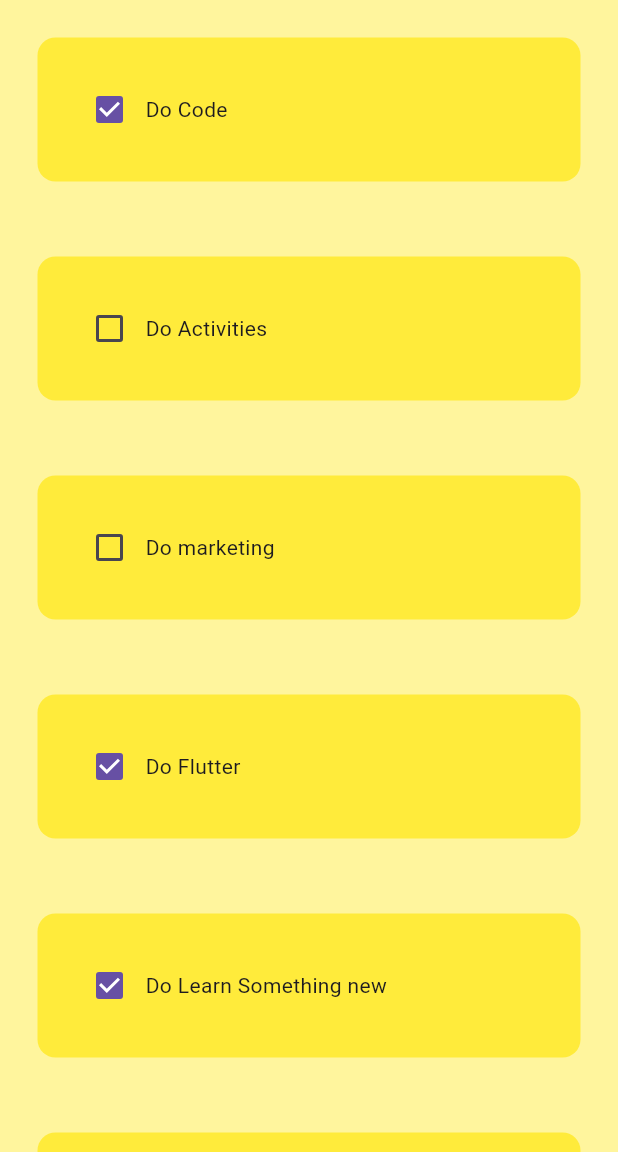
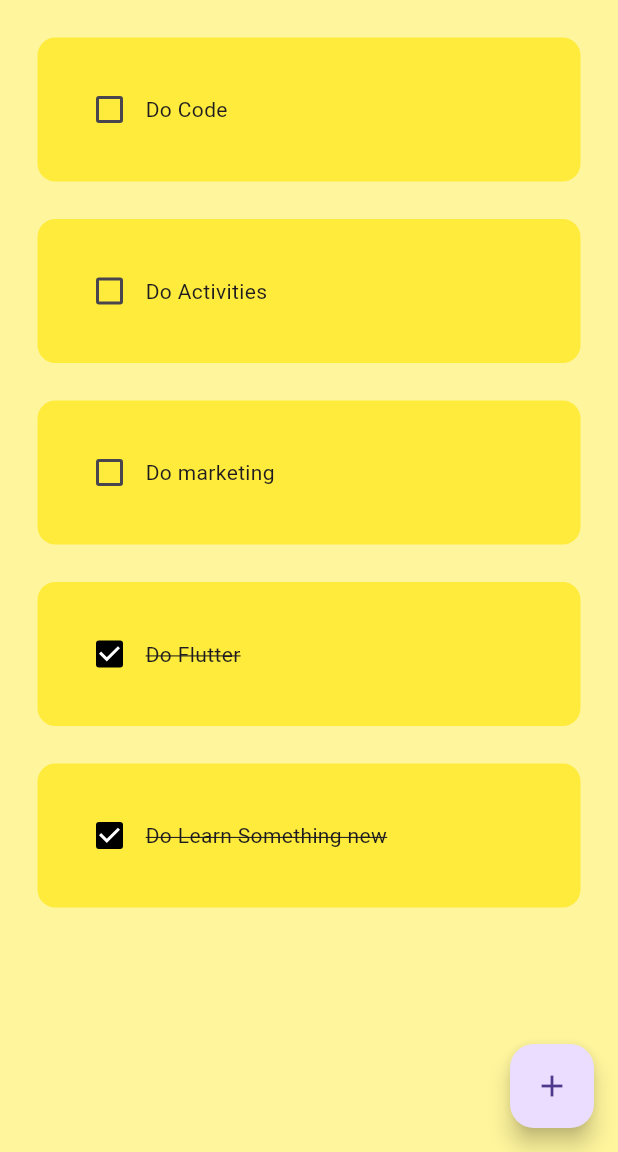
Before and after one commit to SatyamIT86/To-Do-App, a Flutter app: the screen it shows after launch, on a phone screen of 412 x 824 dp, the part 84-1236 px from its top. Run offline on Flutter 3.47's test engine with Material 3 defaults, Android fonts, the phone set to English and light mode, and no system bars.

Commit message:
Adding create new task

```diff
--- a/lib/Pages/homepage.dart
+++ b/lib/Pages/homepage.dart
@@ -1,4 +1,5 @@
 import 'package:flutter/material.dart';
+import 'package:todo_app/utils/diaglog_box.dart';
 import 'package:todo_app/utils/todo_tile.dart';
 
 class Homepage extends StatefulWidget {
@@ -9,6 +10,32 @@ class Homepage extends StatefulWidget {
 }
 
 class _HomepageState extends State<Homepage> {
+  List toDoList = [
+    ["Do Code", false],
+    ["Do Activities", false],
+    ["Do marketing", false],
+    ["Do Flutter", true],
+    ["Do Learn Something new", true],
+  ];
+  void chechboxchanged(bool? value, int index) {
+    setState(() {
+      toDoList[index][1] = !toDoList[index][1]; // Update the completion status
+      // This function will be used to update the state of the todo list
+      // when a checkbox is changed.
+    });
+  }
+
+  void createdNewTask() {
+    showDialog(
+      context: context,
+      builder: (context) {
+        return DialogBox();
+        // This function will be used to create a new task dialog box.
+        // It will show a dialog box where the user can enter a new task.
+      },
+    );
+  }
+
   @override
   Widget build(BuildContext context) {
     return Scaffold(
@@ -18,81 +45,21 @@ class _HomepageState extends State<Homepage> {
         title: Text("Todo App"),
         elevation: 0,
       ),
-      body: ListView(
-        children: [
-          TodoTile(
-            taskName: "Do Code",
-            taskCompleted: true,
+      floatingActionButton: FloatingActionButton(
+        onPressed: createdNewTask,
+        child: Icon(Icons.add),
+      ),
+      body: ListView.builder(
+        itemCount: toDoList.length,
+        itemBuilder: (context, index) {
+          return TodoTile(
+            taskName: toDoList[index][0],
+            taskCompleted: toDoList[index][1],
             onChanged: (value) {
-              setState(() {
-                // Handle checkbox state change
-              });
+              chechboxchanged(value, index);
             },
-          ),
-          TodoTile(
-            taskName: "Do Activities",
-            taskCompleted: false,
-            onChanged: (value) {
-              setState(() {
-                // Handle checkbox state change
-              });
-            },
-          ),
-          TodoTile(
-            taskName: "Do marketing",
-            taskCompleted: false,
-            onChanged: (value) {
-              setState(() {
-                // Handle checkbox state change
-              });
-            },
-          ),
-          TodoTile(
-            taskName: "Do Flutter",
-            taskCompleted: true,
-            onChanged: (value) {
-              setState(() {
-                // Handle checkbox state change
-              });
-            },
-          ),
-          TodoTile(
-            taskName: "Do Learn Something new",
-            taskCompleted: true,
-            onChanged: (value) {
-              setState(() {
-                // Handle checkbox state change
-              });
-            },
-          ),
-          TodoTile(
-            taskName: "Do Learn Something new",
-            taskCompleted: false,
-            onChanged: (value) {
-              setState(() {
-                // Handle checkbox state change
-              });
-            },
-          ),
-          TodoTile(
-            taskName: "Do Learn Something new",
-            taskCompleted: true,
-            onChanged: (value) {
-              setState(() {
-                // Handle checkbox state change
-              });
-            },
-          ),
-          TodoTile(
-            taskName: "Do Learn Something new",
-            taskCompleted: true,
-            onChanged: (value) {
-              setState(() {
-                // Handle checkbox state change
-              });
-            },
-          ),
-        ],
+          );
+        },
       ),
     );
   }
--- a/lib/utils/todo_tile.dart
+++ b/lib/utils/todo_tile.dart
@@ -14,13 +14,24 @@ class TodoTile extends StatelessWidget {
   @override
   Widget build(BuildContext context) {
     return Padding(
-      padding: const EdgeInsets.all(25.0),
+      padding: const EdgeInsets.only(left: 25.0, right: 25, top: 25),
       child: Container(
         padding: const EdgeInsets.all(24.0),
         child: Row(
           children: [
-            Checkbox(value: taskCompleted, onChanged: onChanged),
-            Text(taskName),
+            Checkbox(
+              value: taskCompleted,
+              onChanged: onChanged,
+              activeColor: Colors.black,
+            ),
+            Text(
+              taskName,
+              style: TextStyle(
+                decoration: taskCompleted
+                    ? TextDecoration.lineThrough
+                    : TextDecoration.none,
+              ),
+            ),
           ],
         ),
         decoration: BoxDecoration(
```
Also changed, not shown: lib/utils/diaglog_box.dart (added, +13 -0 lines).
